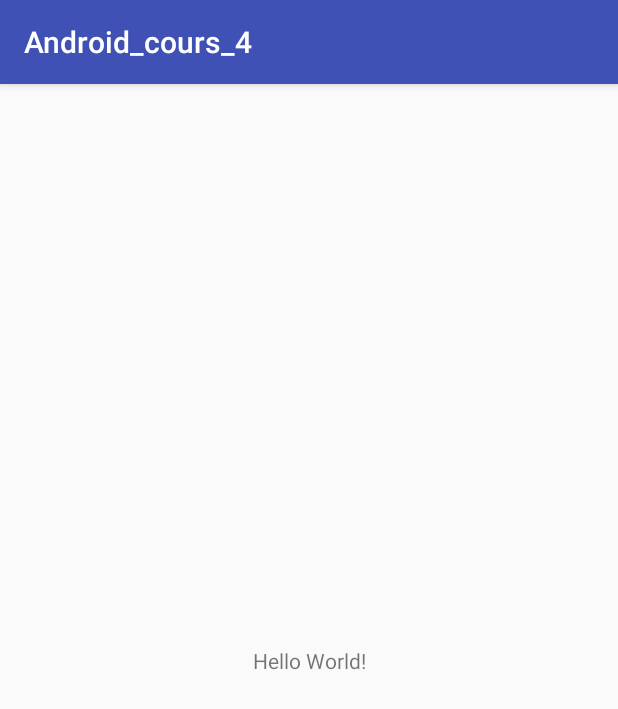
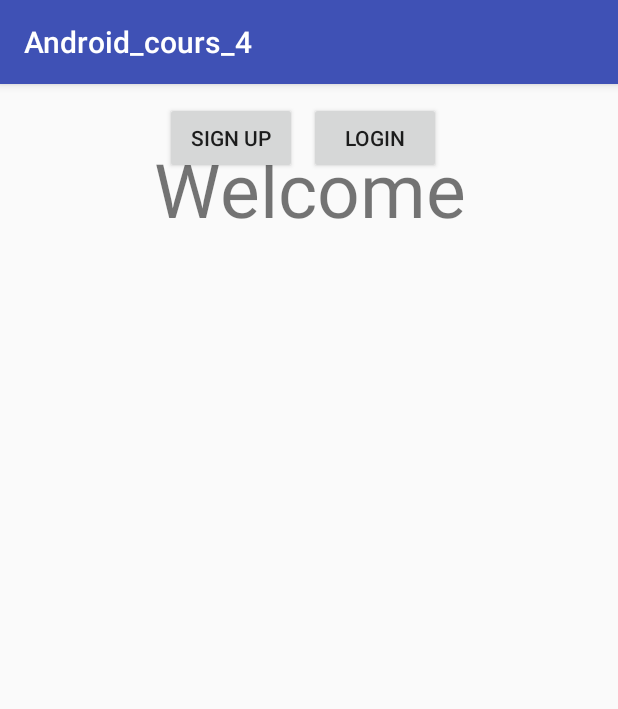
Before and after one commit to Riogun13/Android_Cours_4, an Android app: the screen it shows after launch (MainActivity before the commit, SignupOrLoginActivity after it), on a phone screen of 412 x 824 dp. Shown: the top 709 px of the screen. Run offline under Robolectric (Android 15) with nearby library versions, the phone set to English and light mode, and no system bars; our stand-ins replace Firebase (no records; nobody signed in at launch, a user with empty details on screens opened directly).

Commit message:
Cours 4/5 fini

```diff
--- a/app/build.gradle
+++ b/app/build.gradle
@@ -22,7 +22,12 @@ dependencies {
     implementation fileTree(dir: 'libs', include: ['*.jar'])
     implementation 'com.android.support:appcompat-v7:27.1.1'
     implementation 'com.android.support.constraint:constraint-layout:1.1.3'
+    implementation 'com.google.firebase:firebase-auth:16.0.1'
+    implementation 'com.google.firebase:firebase-core:16.0.1'
+    implementation 'com.google.firebase:firebase-firestore:17.1.0'
     testImplementation 'junit:junit:4.12'
     androidTestImplementation 'com.android.support.test:runner:1.0.2'
     androidTestImplementation 'com.android.support.test.espresso:espresso-core:3.0.2'
 }
+
+apply plugin: 'com.google.gms.google-services'
--- a/app/src/main/AndroidManifest.xml
+++ b/app/src/main/AndroidManifest.xml
@@ -16,6 +16,9 @@
                 <category android:name="android.intent.category.LAUNCHER" />
             </intent-filter>
         </activity>
+        <activity android:name=".SignupOrLoginActivity" />
+        <activity android:name=".LoginActivity" />
+        <activity android:name=".SignUpActivity"></activity>
     </application>
 
 </manifest>
--- a/app/src/main/java/com/example/a533/android_cours_4/MainActivity.java
+++ b/app/src/main/java/com/example/a533/android_cours_4/MainActivity.java
@@ -1,13 +1,55 @@
 package com.example.a533.android_cours_4;
 
+import android.content.Intent;
 import android.support.v7.app.AppCompatActivity;
 import android.os.Bundle;
+import android.view.View;
+import android.widget.Toast;
+
+import com.google.firebase.auth.FirebaseAuth;
+import com.google.firebase.auth.FirebaseUser;
 
 public class MainActivity extends AppCompatActivity {
-
+    FirebaseAuth auth;
     @Override
     protected void onCreate(Bundle savedInstanceState) {
         super.onCreate(savedInstanceState);
         setContentView(R.layout.activity_main);
+        auth = FirebaseAuth.getInstance();
+        setListener();
+
+    }
+
+    @Override
+    protected void onStart() {
+        super.onStart();
+        FirebaseUser currentUser = auth.getCurrentUser();
+        updateUI(currentUser);
+    }
+
+    private void setListener() {
+        findViewById(R.id.button_log_out).setOnClickListener(new View.OnClickListener() {
+            @Override
+            public void onClick(View v) {
+                logout();
+            }
+        });
+    }
+
+    private void updateUI(FirebaseUser currentUser){
+        if (currentUser == null){
+            sendUserToSignUpOrLoginActivity();
+            //Toast.makeText(this, "sup", Toast.LENGTH_SHORT).show();
+        }
+    }
+
+    private void sendUserToSignUpOrLoginActivity(){
+        Intent intentToSignUpOrLogin = new Intent(this, SignupOrLoginActivity.class);
+        startActivity(intentToSignUpOrLogin);
+    }
+
+    private void logout(){
+        auth.signOut();
+        updateUI(auth.getCurrentUser());
     }
 }
--- /dev/null
+++ b/app/src/main/java/com/example/a533/android_cours_4/SignupOrLoginActivity.java
@@ -0,0 +1,45 @@
+package com.example.a533.android_cours_4;
+
+import android.content.Intent;
+import android.support.v7.app.AppCompatActivity;
+import android.os.Bundle;
+import android.view.View;
+import android.widget.Toast;
+
+public class SignupOrLoginActivity extends AppCompatActivity {
+
+    @Override
+    protected void onCreate(Bundle savedInstanceState) {
+        super.onCreate(savedInstanceState);
+        setContentView(R.layout.activity_signup_or_login);
+        setListener();
+        //Toast.makeText(this, "sup", Toast.LENGTH_SHORT).show();
+    }
+
+    private void setListener(){
+        findViewById(R.id.button_go_to_signUp).setOnClickListener(new View.OnClickListener() {
+            @Override
+            public void onClick(View v) {
+                sendToSignUp();
+            }
+        });
+        findViewById(R.id.button_go_to_login).setOnClickListener(new View.OnClickListener() {
+            @Override
+            public void onClick(View v) {
+                sendToLogin();
+            }
+        });
+
+
+    }
+
+    private void sendToSignUp(){
+        Intent sendToSignUpOrLogin = new Intent(this, SignUpActivity.class);
+        startActivity(sendToSignUpOrLogin);
+    }
+
+    private void sendToLogin(){
+        Intent intentToSignUpOrLogin = new Intent(this, LoginActivity.class);
+        startActivity(intentToSignUpOrLogin);
+    }
+}
--- /dev/null
+++ b/app/src/main/res/layout/activity_signup_or_login.xml
@@ -0,0 +1,60 @@
+<?xml version="1.0" encoding="utf-8"?>
+<android.support.constraint.ConstraintLayout xmlns:android="http://schemas.android.com/apk/res/android"
+    xmlns:app="http://schemas.android.com/apk/res-auto"
+    xmlns:tools="http://schemas.android.com/tools"
+    android:layout_width="match_parent"
+    android:layout_height="match_parent"
+    tools:context=".SignupOrLoginActivity">
+
+    <TextView
+        android:id="@+id/textView_welcome"
+        android:layout_width="wrap_content"
+        android:layout_height="wrap_content"
+        android:layout_marginEnd="8dp"
+        android:layout_marginLeft="8dp"
+        android:layout_marginRight="8dp"
+        android:layout_marginStart="8dp"
+        android:layout_marginTop="36dp"
+        android:text="Welcome"
+        android:textSize="50sp"
+        app:layout_constraintEnd_toEndOf="parent"
+        app:layout_constraintHorizontal_bias="0.503"
+        app:layout_constraintStart_toStartOf="parent"
+        app:layout_constraintTop_toTopOf="parent" />
+
+    <android.support.constraint.ConstraintLayout
+        android:layout_width="wrap_content"
+        android:layout_height="wrap_content"
+        android:layout_marginEnd="8dp"
+        android:layout_marginLeft="8dp"
+        android:layout_marginRight="8dp"
+        android:layout_marginStart="8dp"
+        app:layout_constraintEnd_toEndOf="parent"
+        app:layout_constraintStart_toStartOf="parent"
+        tools:layout_editor_absoluteY="132dp">
+
+        <Button
+            android:id="@+id/button_go_to_login"
+            android:layout_width="wrap_content"
+            android:layout_height="wrap_content"
+            android:layout_marginEnd="8dp"
+            android:layout_marginLeft="8dp"
+            android:layout_marginRight="8dp"
+            android:layout_marginStart="8dp"
+            android:layout_marginTop="12dp"
+            android:text="Login"
+            app:layout_constraintEnd_toEndOf="parent"
+            app:layout_constraintHorizontal_bias="1.0"
+            app:layout_constraintStart_toEndOf="@+id/button_go_to_signUp"
+            app:layout_constraintTop_toTopOf="parent" />
+
+        <Button
+            android:id="@+id/button_go_to_signUp"
+            android:layout_width="wrap_content"
+            android:layout_height="wrap_content"
+            android:layout_marginTop="12dp"
+            android:text="Sign Up"
+            app:layout_constraintStart_toStartOf="parent"
+            app:layout_constraintTop_toTopOf="parent" />
+    </android.support.constraint.ConstraintLayout>
+</android.support.constraint.ConstraintLayout>
--- a/build.gradle
+++ b/build.gradle
@@ -7,11 +7,12 @@ buildscript {
         jcenter()
     }
     dependencies {
-        classpath 'com.android.tools.build:gradle:3.1.2'
+        classpath 'com.android.tools.build:gradle:3.2.1'
 
 
         // NOTE: Do not place your application dependencies here; they belong
         // in the individual module build.gradle files
+        classpath 'com.google.gms:google-services:4.0.1'
     }
 }
 
```
Also changed, not shown: app/src/main/java/com/example/a533/android_cours_4/LoginActivity.java (added, +56 -0 lines), app/src/main/java/com/example/a533/android_cours_4/SignUpActivity.java (added, +60 -0 lines), app/src/main/res/layout/activity_login.xml (added, +54 -0 lines), app/src/main/res/layout/activity_main.xml (+17 -1 lines), app/src/main/res/layout/activity_sign_up.xml (added, +70 -0 lines), gradle/wrapper/gradle-wrapper.properties, 1 other file.
